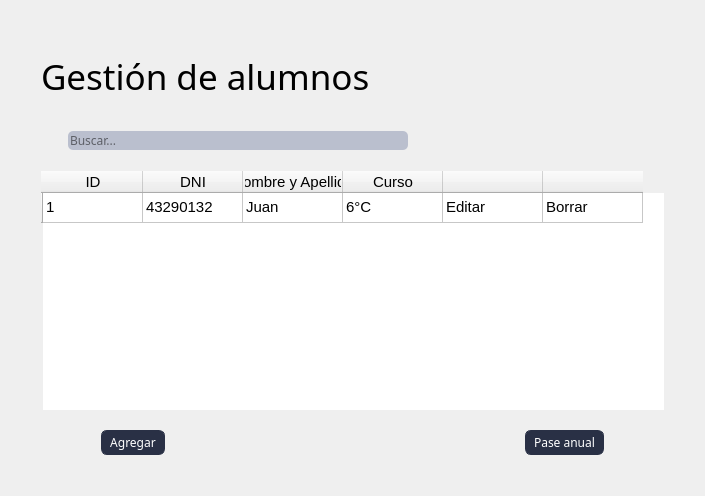
This is blustock/uis/alumnos.ui in MaxAPBusiness/Blustock as Qt 5 draws it before an edit. The edited form follows.
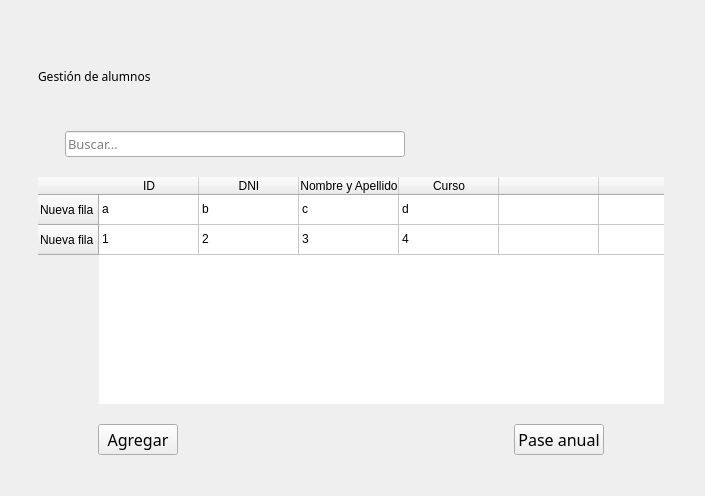
This is the edited form. Icons and pictures are not drawn.

Commit message: botones de eliminar y modificar en tablas + cambios en ui

What changed in the file:
```diff
--- a/blustock/uis/alumnos.ui
+++ b/blustock/uis/alumnos.ui
@@ -14,136 +14,12 @@
    <string>Form</string>
   </property>
   <property name="styleSheet">
-   <string notr="true">*{
-    font-family: 'Oswald', sans-serif;
-    font-weight: 400;
-}
-
-QMenuBar{
-    background-color: #293045;
-    padding: 0;    
-    font-size: 14px;
-    color:white;
-}
-
-QMenuBar:item{
-    padding: 17px;
-    border-radius: 10px;
-
-}
-
-QMenuBar:item:selected{
-    background-color: #768AC5;
-    color:black;
-    border-radius: 5px;
-    margin: 10px;
-    
-    
-
-}
-
-QMenu{
-    background-color: #293045;
-
-    color: white;
-}
-
-QMenu:item{
-    padding: 5px;
-    border-radius: 5px;
-}
-
-QMenu:item:selected{
-    background-color: #768AC5;
-    color:white;
-
-}
-Qmenu#icon{
-   icon:size 40px; 
-    
-}
-
-
-QRadioButton:indicator{
-    border-style: solid;
-    border-color:  #293045;
-    border-radius: 6%;
-    border-width:  2px;
-    background-color: #BABFCE;
-}
-QRadioButton::indicator:checked{
-    background-color: #768AC5;
-}
-
-#label{
-    font-size: 35px;
-}
-
-#usuariosLabel{
-    font-size: 14px;
-}
-
-#contraseALabel{
-    font-size: 14px;
-}
-
-#usuariosLineEdit{
-    width: 170px;
-    height: 20px;
-    border-radius: 10px;
-}
-
-#passwordLineEdit{
-    width: 170px;
-    height: 20px;
-    border-radius: 10px;
-}
-
-#labelprofesores{
-    font-size: 26px;
-}
-
-QLineEdit{
-    border-radius: 5px;
-    background-color: #BABFCE;
-    
-}
-
-#title{
-    width: 100px;
-    height: 200px;
-}
-
-
-
-QPushButton{
-    border-color:#293045;
-    border-style: solid;
-    border-width: 1px;
-    border-radius: 6px;
-    background-color: #293045;
-    color:#ffffff;
-    padding: 3px 8px;
-
-}
-QPushButton:hover{
-    background-color:#768AC5;
-    color:#293045;
-}
-QPushButton:pressed {
-    background-color: #293045;
-
-}
-
-#pushButton_5{
-    padding: 10px;
-    background-color: #768AC5;
-    border-radius: 15%;
-}
-
-</string>
+   <string notr="true"/>
   </property>
   <layout class="QGridLayout" name="gridLayout">
+   <property name="leftMargin">
+    <number>8</number>
+   </property>
    <item row="0" column="0">
     <layout class="QVBoxLayout" name="verticalLayout">
      <property name="spacing">
@@ -177,9 +53,7 @@
        </property>
        <property name="font">
         <font>
-         <family>Oswald,sans-serif</family>
-         <pointsize>-1</pointsize>
-         <weight>50</weight>
+         <family>Oswald</family>
          <bold>false</bold>
         </font>
        </property>
@@ -222,8 +96,8 @@
          </property>
          <property name="font">
           <font>
-           <family>Oswald,sans-serif</family>
-           <weight>50</weight>
+           <family>Oswald</family>
+           <pointsize>10</pointsize>
            <bold>false</bold>
           </font>
          </property>
@@ -264,53 +138,65 @@
        <property name="frameShadow">
         <enum>QFrame::Plain</enum>
        </property>
+       <property name="verticalScrollBarPolicy">
+        <enum>Qt::ScrollBarAlwaysOff</enum>
+       </property>
+       <property name="horizontalScrollBarPolicy">
+        <enum>Qt::ScrollBarAlwaysOff</enum>
+       </property>
+       <property name="sizeAdjustPolicy">
+        <enum>QAbstractScrollArea::AdjustToContents</enum>
+       </property>
+       <property name="alternatingRowColors">
+        <bool>false</bool>
+       </property>
+       <property name="showGrid">
+        <bool>true</bool>
+       </property>
        <property name="sortingEnabled">
         <bool>true</bool>
        </property>
+       <property name="wordWrap">
+        <bool>true</bool>
+       </property>
+       <property name="cornerButtonEnabled">
+        <bool>false</bool>
+       </property>
+       <attribute name="horizontalHeaderCascadingSectionResizes">
+        <bool>false</bool>
+       </attribute>
+       <attribute name="horizontalHeaderStretchLastSection">
+        <bool>true</bool>
+       </attribute>
        <row>
         <property name="text">
-         <string/>
+         <string>Nueva fila</string>
+        </property>
+       </row>
+       <row>
+        <property name="text">
+         <string>Nueva fila</string>
         </property>
        </row>
        <column>
         <property name="text">
          <string>ID</string>
         </property>
-        <property name="font">
-         <font>
-          <pointsize>11</pointsize>
-         </font>
-        </property>
        </column>
        <column>
         <property name="text">
          <string>DNI</string>
         </property>
-        <property name="font">
-         <font>
-          <pointsize>11</pointsize>
-         </font>
-        </property>
        </column>
        <column>
         <property name="text">
          <string>Nombre y Apellido</string>
         </property>
-        <property name="font">
-         <font>
-          <pointsize>11</pointsize>
-         </font>
-        </property>
        </column>
        <column>
         <property name="text">
          <string>Curso</string>
         </property>
-        <property name="font">
-         <font>
-          <pointsize>11</pointsize>
-         </font>
-        </property>
        </column>
        <column>
         <property name="text">
@@ -324,62 +210,42 @@
        </column>
        <item row="0" column="0">
         <property name="text">
-         <string>1</string>
-        </property>
-        <property name="font">
-         <font>
-          <pointsize>11</pointsize>
-         </font>
+         <string>a</string>
         </property>
        </item>
        <item row="0" column="1">
         <property name="text">
-         <string>43290132</string>
-        </property>
-        <property name="font">
-         <font>
-          <pointsize>11</pointsize>
-         </font>
+         <string>b</string>
         </property>
        </item>
        <item row="0" column="2">
         <property name="text">
-         <string>Juan </string>
-        </property>
-        <property name="font">
-         <font>
-          <pointsize>11</pointsize>
-         </font>
+         <string>c</string>
         </property>
        </item>
        <item row="0" column="3">
         <property name="text">
-         <string>6°C</string>
+         <string>d</string>
         </property>
-        <property name="font">
-         <font>
-          <pointsize>11</pointsize>
-         </font>
+       </item>
+       <item row="1" column="0">
+        <property name="text">
+         <string>1</string>
         </property>
        </item>
-       <item row="0" column="4">
+       <item row="1" column="1">
         <property name="text">
-         <string>Editar</string>
+         <string>2</string>
         </property>
-        <property name="font">
-         <font>
-          <pointsize>11</pointsize>
-         </font>
-        </property>
        </item>
-       <item row="0" column="5">
+       <item row="1" column="2">
         <property name="text">
-         <string>Borrar</string>
+         <string>3</string>
         </property>
-        <property name="font">
-         <font>
-          <pointsize>11</pointsize>
-         </font>
+       </item>
+       <item row="1" column="3">
+        <property name="text">
+         <string>4</string>
         </property>
        </item>
       </widget>
@@ -396,8 +262,8 @@
         <widget class="QPushButton" name="pushButton_2">
          <property name="font">
           <font>
-           <family>Oswald,sans-serif</family>
-           <weight>50</weight>
+           <family>Oswald</family>
+           <pointsize>12</pointsize>
            <bold>false</bold>
           </font>
          </property>
@@ -432,8 +298,8 @@
          </property>
          <property name="font">
           <font>
-           <family>Oswald,sans-serif</family>
-           <weight>50</weight>
+           <family>Oswald</family>
+           <pointsize>12</pointsize>
            <bold>false</bold>
           </font>
          </property>
```
The commit also changes 6 other files.
